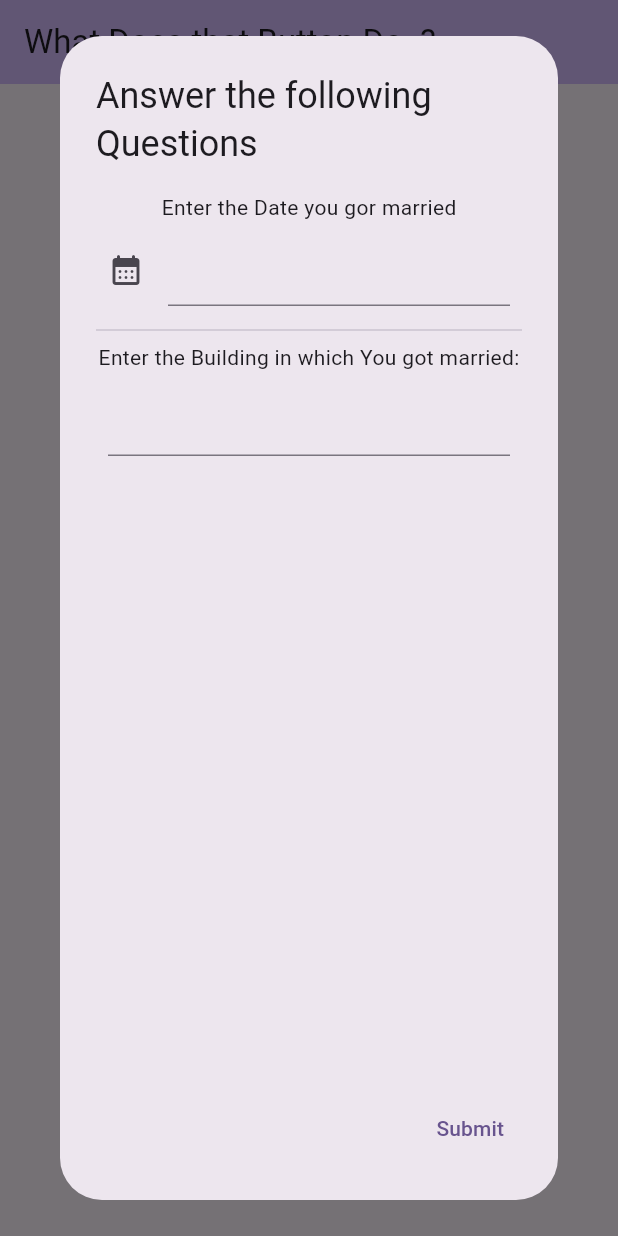
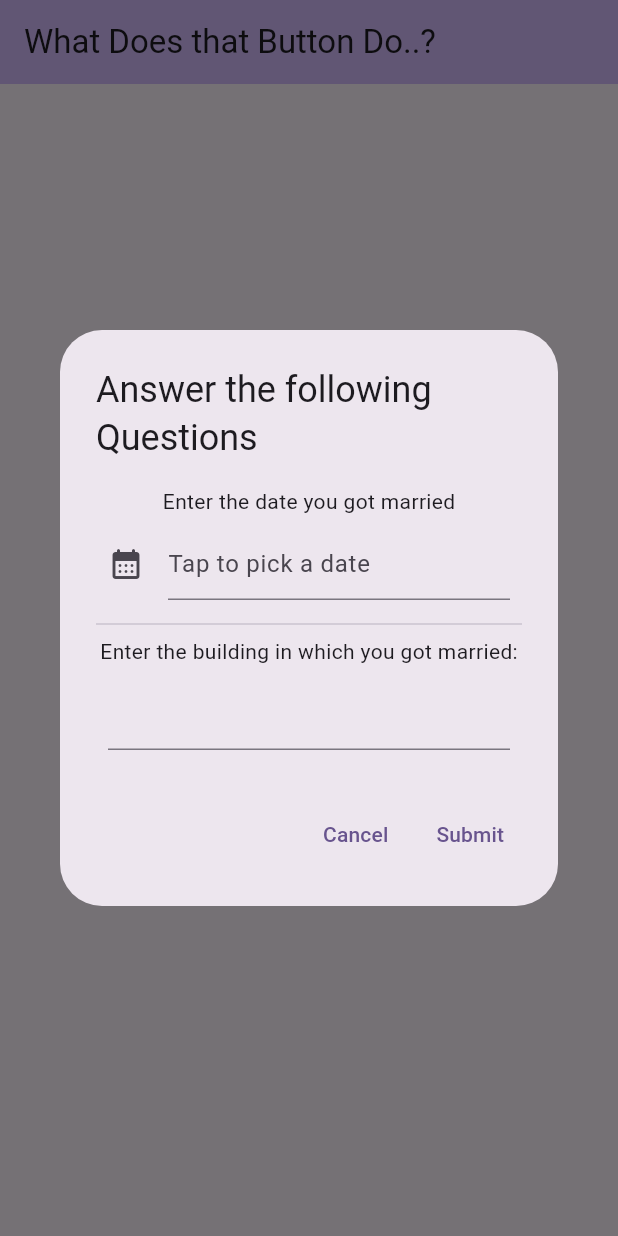
Before and after one commit to ImmanuelM/AnniversaryPage, a Flutter app: the screen it shows after launch, after a tap on an icon or button, on a phone screen of 412 x 824 dp. Run offline on Flutter 3.47's test engine with Material 3 defaults, Android fonts, the phone set to English and light mode, and no system bars; our stand-ins replace confetti.

Commit message:
Tidy up questions dialog and add README
- Add Cancel button and inline error feedback for wrong answers
- Compare wedding date by calendar day; guard against picker cancel
- Dispose text controllers; extract answer values into constants
- Make date field read-only with formatted display
- Fix typos and write a real project README

Co-Authored-By: Claude Opus 4.8 <noreply@anthropic.com>

```diff
--- a/anniversarygreeter/lib/questions.dart
+++ b/anniversarygreeter/lib/questions.dart
@@ -1,39 +1,58 @@
 import 'package:flutter/material.dart';
 
+/// The correct answers that unlock the secret message.
+final DateTime _correctDate = DateTime(2018, 11, 20);
+const String _correctLocationKeyword = 'grace';
+
+/// Shows the "secret question" dialog and returns whether the answers were
+/// correct. Resolves to `false` if the user cancels or dismisses the dialog.
 Future<bool> questions(BuildContext context) async {
-  TextEditingController dateControl = TextEditingController();
-  TextEditingController description = TextEditingController();
-  bool success = false;
-  String pickedLocation = '';
+  final dateControl = TextEditingController();
+  final description = TextEditingController();
   DateTime? pickedDate;
-  await showDialog(
+
+  final result = await showDialog<bool>(
     context: context,
-      builder: (BuildContext context) {
+    builder: (BuildContext dialogContext) {
+      String? errorText;
+
+      return StatefulBuilder(
+        builder: (context, setState) {
           return AlertDialog(
-          title: const Text("Answer the following Questions"),
+            title: const Text('Answer the following Questions'),
             content: Column(
+              mainAxisSize: MainAxisSize.min,
               children: [
-              const Text('Enter the Date you gor married'),
+                const Text('Enter the date you got married'),
                 Padding(
                   padding: const EdgeInsets.all(8),
                   child: TextFormField(
                     controller: dateControl,
+                    readOnly: true,
                     keyboardType: TextInputType.datetime,
                     decoration: const InputDecoration(
                       icon: Icon(Icons.calendar_month_rounded),
+                      hintText: 'Tap to pick a date',
                     ),
                     onTap: () async {
-                      pickedDate = await showDatePicker(
+                      final selected = await showDatePicker(
                         context: context,
-                          initialDate: DateTime.now(),
+                        initialDate: pickedDate ?? DateTime.now(),
                         firstDate: DateTime(2000),
-                          lastDate: DateTime(2110));
-                      dateControl.value =
-                          TextEditingValue(text: (pickedDate!.toString()));
-                    }),
+                        lastDate: DateTime(2110),
+                      );
+                      if (selected != null) {
+                        setState(() {
+                          pickedDate = selected;
+                          dateControl.text =
+                              '${selected.year}-${selected.month.toString().padLeft(2, '0')}-${selected.day.toString().padLeft(2, '0')}';
+                        });
+                      }
+                    },
+                  ),
                 ),
                 const Divider(),
-              const Text('Enter the Building in which You got married:'),
+                const Text('Enter the building in which you got married:'),
                 Padding(
                   padding: const EdgeInsets.all(8),
                   child: TextFormField(
@@ -41,22 +60,54 @@ Future<bool> questions(BuildContext context) async {
                     keyboardType: TextInputType.multiline,
                   ),
                 ),
+                if (errorText != null)
+                  Padding(
+                    padding: const EdgeInsets.only(top: 8),
+                    child: Text(
+                      errorText!,
+                      style: const TextStyle(color: Colors.red),
+                    ),
+                  ),
               ],
             ),
             actions: [
               TextButton(
+                onPressed: () => Navigator.pop(dialogContext, false),
+                child: const Text('Cancel'),
+              ),
+              TextButton(
                 onPressed: () {
-                  pickedLocation = description.text;
-                  if ((pickedDate == DateTime(2018, 11, 20)) &&
-                      (pickedLocation.toLowerCase().contains('grace'))) {
-                    success = true;
-
-                    Navigator.pop(context);
+                  if (_answersAreCorrect(pickedDate, description.text)) {
+                    Navigator.pop(dialogContext, true);
+                  } else {
+                    setState(() {
+                      errorText = 'That\'s not quite right. Try again!';
+                    });
                   }
                 },
-                child: const Text('Submit'))
+                child: const Text('Submit'),
+              ),
             ],
           );
-      });
-  return success;
+        },
+      );
+    },
+  );
+
+  dateControl.dispose();
+  description.dispose();
+
+  return result ?? false;
 }
+
+/// Returns `true` when the picked date matches [_correctDate] (comparing only
+/// the calendar day) and the location contains [_correctLocationKeyword].
+bool _answersAreCorrect(DateTime? pickedDate, String location) {
+  final dateMatches = pickedDate != null &&
+      pickedDate.year == _correctDate.year &&
+      pickedDate.month == _correctDate.month &&
+      pickedDate.day == _correctDate.day;
+  final locationMatches =
+      location.toLowerCase().contains(_correctLocationKeyword);
+  return dateMatches && locationMatches;
+}
--- a/anniversarygreeter/lib/secret_message.dart
+++ b/anniversarygreeter/lib/secret_message.dart
@@ -5,7 +5,7 @@ Widget secretMessage(bool status) {
     mainAxisAlignment: MainAxisAlignment.center,
     children: [
       Text(
-        'Happy Aniversary Qian Qian',
+        'Happy Anniversary Qian Qian',
         style: TextStyle(fontSize: 20, fontWeight: FontWeight.bold),
       ),
       Divider(),
```
Also changed, not shown: 1 other file. Lines whose indentation alone changed are shown as unchanged.
